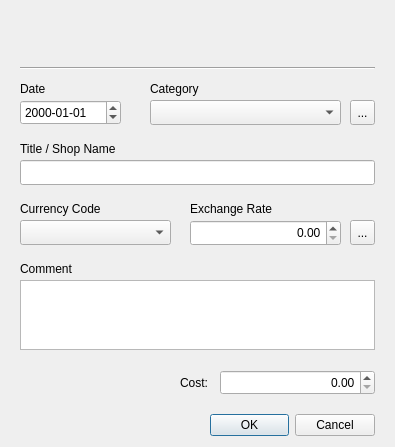
wslowinski/QtFinance, file Dialog/ExpenseDialog.ui: the form before one commit.
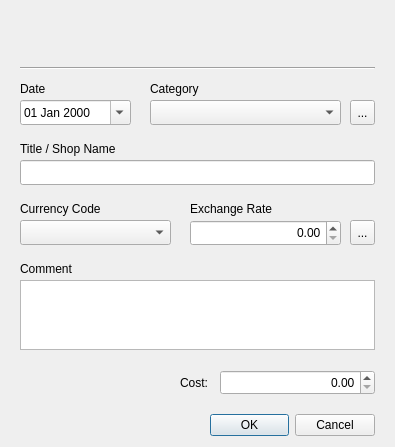
The form after the commit. Icons and pictures are not drawn.

Patch:
```diff
--- a/Dialog/ExpenseDialog.ui
+++ b/Dialog/ExpenseDialog.ui
@@ -47,12 +47,15 @@
     <rect>
      <x>20</x>
      <y>100</y>
-     <width>101</width>
+     <width>111</width>
      <height>25</height>
     </rect>
    </property>
    <property name="displayFormat">
-    <string>yyyy-MM-dd</string>
+    <string>dd MMM yyyy</string>
+   </property>
+   <property name="calendarPopup">
+    <bool>true</bool>
    </property>
   </widget>
   <widget class="QComboBox" name="cbCategory">
```
Left out of the diff: 3 changed lines with no effect on the pictures.
